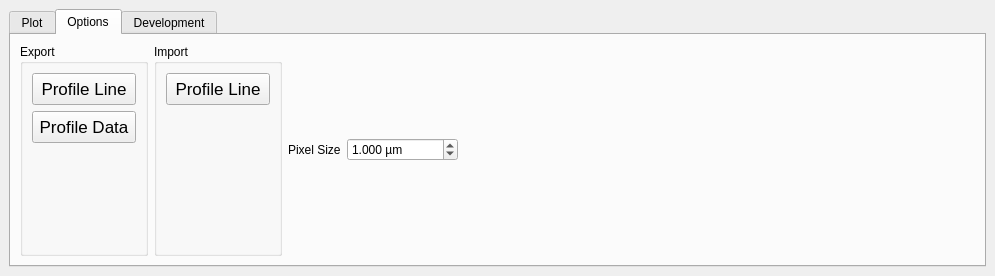
This is ui/dockWidget.ui in wiscsims/line_profile as Qt 5 draws it before an edit. The edited form follows.
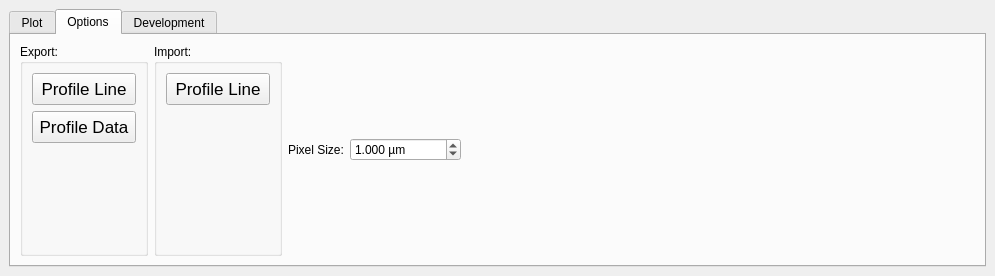
This is the edited form. The open tabs and pages were chosen to show the change.

Commit message: fix(ui): add colons to label strings

What changed in the file:
```diff
--- a/ui/dockWidget.ui
+++ b/ui/dockWidget.ui
@@ -530,7 +530,7 @@
            </size>
           </property>
           <property name="title">
-           <string>Export</string>
+           <string>Export:</string>
           </property>
           <layout class="QVBoxLayout" name="verticalLayout">
            <item>
@@ -609,7 +609,7 @@
            </size>
           </property>
           <property name="title">
-           <string>Import</string>
+           <string>Import:</string>
           </property>
           <layout class="QVBoxLayout" name="verticalLayout_3">
            <item>
@@ -655,7 +655,7 @@
         <item>
          <widget class="QLabel" name="label">
           <property name="text">
-           <string>Pixel Size</string>
+           <string>Pixel Size:</string>
           </property>
          </widget>
         </item>
```
Left out of the diff: 4 changed lines with no effect on the pictures.
